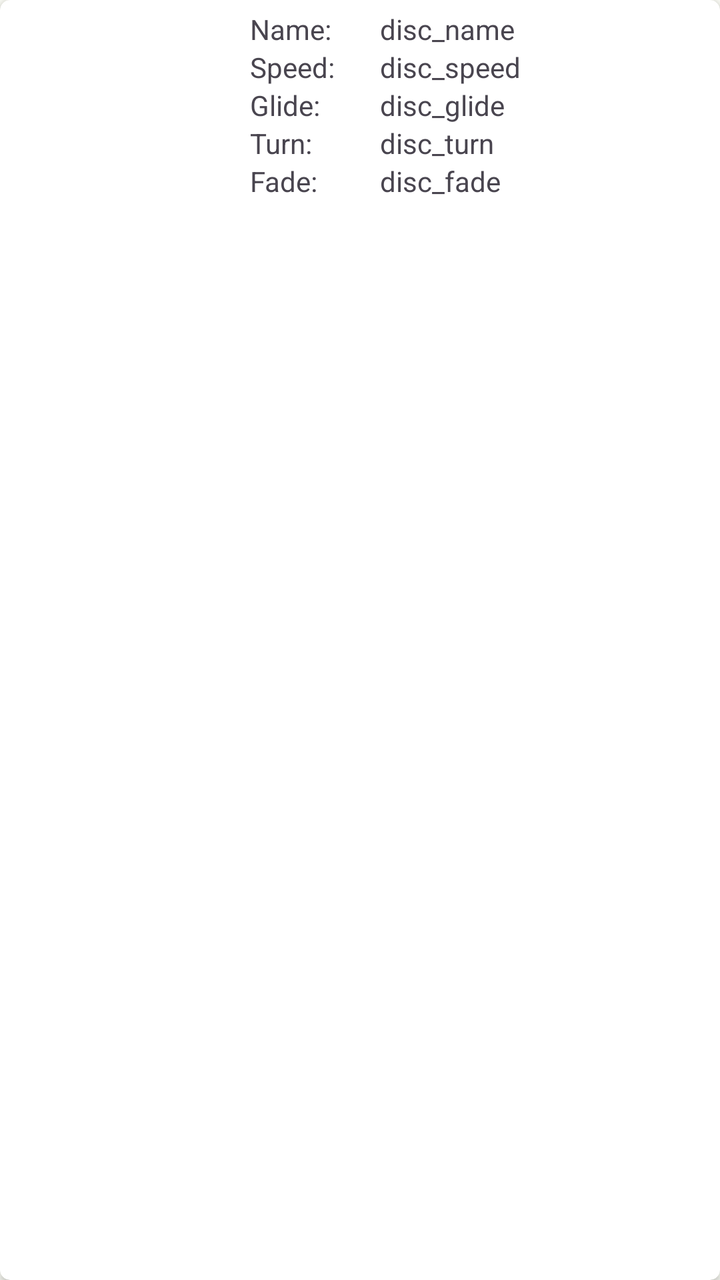
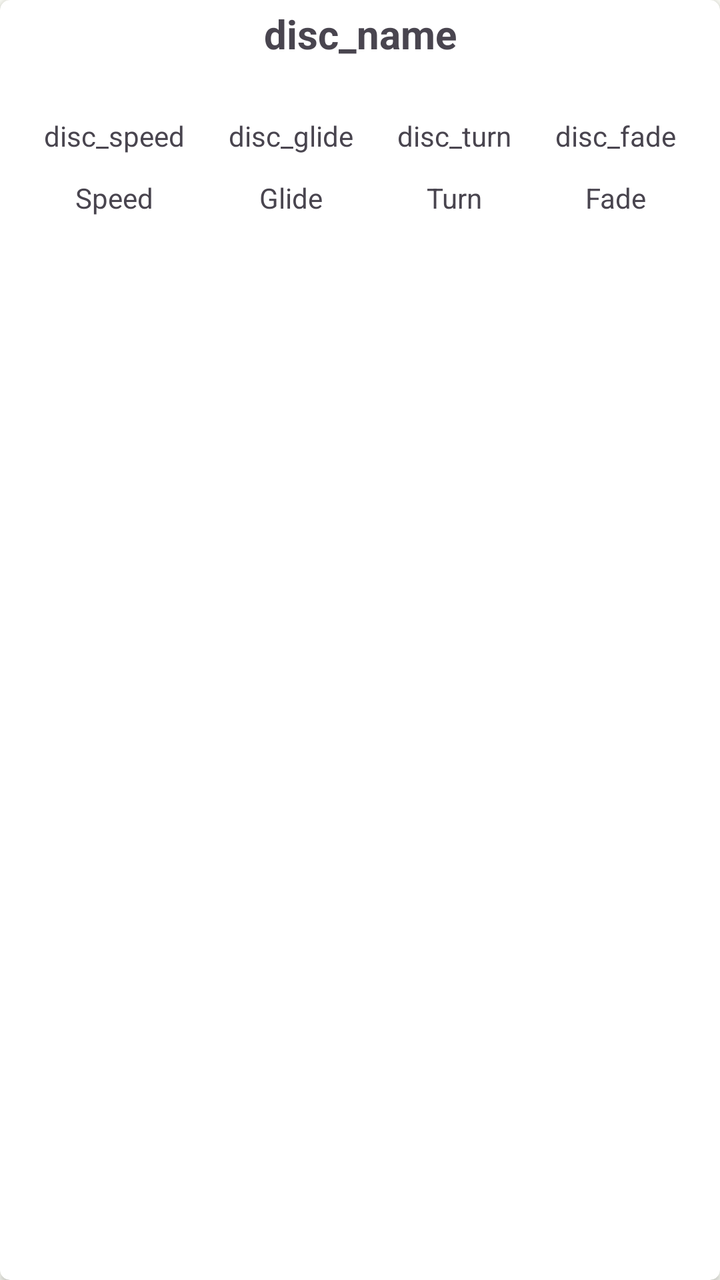

Two renders of the same Android screen: before a commit and after it. Below are the layout's source before the change and the commit's diff.
<!-- AndroidManifest.xml: application theme Theme.DiscgolfApp -->
<!-- res/layout/disc_list_item.xml -->
<?xml version="1.0" encoding="utf-8"?>
<androidx.cardview.widget.CardView xmlns:android="http://schemas.android.com/apk/res/android"
    xmlns:app="http://schemas.android.com/apk/res-auto"
    xmlns:tools="http://schemas.android.com/tools"
    android:layout_width="match_parent"
    android:layout_height="wrap_content"
    android:layout_margin="5dp"
    app:cardCornerRadius="5dp">

    <androidx.constraintlayout.widget.ConstraintLayout
        android:layout_width="407dp"
        android:layout_height="wrap_content">

        <TableLayout
            android:id="@+id/tableLayout"
            android:layout_width="157dp"
            android:layout_height="106dp"
            android:layout_margin="5dp"
            android:textAlignment="center"
            app:layout_constraintBottom_toBottomOf="parent"
            app:layout_constraintEnd_toEndOf="parent"
            app:layout_constraintHorizontal_bias="0.5"
            app:layout_constraintStart_toStartOf="parent"
            app:layout_constraintTop_toTopOf="parent">

            <TableRow
                android:layout_width="match_parent"
                android:layout_height="wrap_content">

                <TextView
                    android:id="@+id/textView"
                    android:layout_width="wrap_content"
                    android:layout_height="wrap_content"
                    android:text="@string/name" />

                <TextView
                    android:id="@+id/discNameTextView"
                    android:layout_width="81dp"
                    android:layout_height="wrap_content"
                    android:text="@string/disc_name" />

            </TableRow>

            <TableRow
                android:layout_width="197dp"
                android:layout_height="match_parent">

                <TextView
                    android:id="@+id/textView2"
                    android:layout_width="65dp"
                    android:layout_height="match_parent"
                    android:text="@string/speed" />

                <TextView
                    android:id="@+id/discSpeedTextView"
                    android:layout_width="wrap_content"
                    android:layout_height="wrap_content"
                    android:text="@string/disc_speed" />

            </TableRow>

            <TableRow
                android:layout_width="match_parent"
                android:layout_height="match_parent">

                <TextView
                    android:id="@+id/textView3"
                    android:layout_width="wrap_content"
                    android:layout_height="wrap_content"
                    android:text="@string/glide" />

                <TextView
                    android:id="@+id/discGlideTextView"
                    android:layout_width="wrap_content"
                    android:layout_height="wrap_content"
                    android:text="@string/disc_glide" />
            </TableRow>

            <TableRow
                android:layout_width="match_parent"
                android:layout_height="match_parent">

                <TextView
                    android:id="@+id/textView9"
                    android:layout_width="wrap_content"
                    android:layout_height="wrap_content"
                    android:text="@string/turn" />

                <TextView
                    android:id="@+id/discTurnTextView"
                    android:layout_width="wrap_content"
                    android:layout_height="wrap_content"
                    android:text="@string/disc_turn" />
            </TableRow>

            <TableRow
                android:layout_width="match_parent"
                android:layout_height="match_parent">

                <TextView
                    android:id="@+id/textView10"
                    android:layout_width="wrap_content"
                    android:layout_height="wrap_content"
                    android:text="@string/fade" />

                <TextView
                    android:id="@+id/discFadeTextView"
                    android:layout_width="wrap_content"
                    android:layout_height="wrap_content"
                    android:text="@string/disc_fade" />
            </TableRow>

        </TableLayout>
    </androidx.constraintlayout.widget.ConstraintLayout>
</androidx.cardview.widget.CardView>
<!-- resources referenced by this layout -->
<resources>
  <string name="disc_fade">disc_fade</string>
  <string name="disc_glide">disc_glide</string>
  <string name="disc_name">disc_name</string>
  <string name="disc_speed">disc_speed</string>
  <string name="disc_turn">disc_turn</string>
  <string name="fade">Fade:</string>
  <string name="glide">Glide:</string>
  <string name="name">Name:</string>
  <string name="speed">Speed:</string>
  <string name="turn">Turn:</string>
  <color name="md_theme_light_primary">#266C2B</color>
  <color name="md_theme_light_onPrimary">#FFFFFF</color>
  <color name="md_theme_light_primaryContainer">#AAF5A4</color>
  <color name="md_theme_light_onPrimaryContainer">#002204</color>
  <color name="md_theme_light_secondary">#52634F</color>
  <color name="md_theme_light_onSecondary">#FFFFFF</color>
  <color name="md_theme_light_secondaryContainer">#D5E8CF</color>
  <color name="md_theme_light_onSecondaryContainer">#101F10</color>
  <color name="md_theme_light_tertiary">#38656A</color>
  <color name="md_theme_light_onTertiary">#FFFFFF</color>
  <color name="md_theme_light_tertiaryContainer">#BCEBF1</color>
  <color name="md_theme_light_onTertiaryContainer">#001F23</color>
  <color name="md_theme_light_error">#BA1A1A</color>
  <color name="md_theme_light_errorContainer">#FFDAD6</color>
  <color name="md_theme_light_onError">#FFFFFF</color>
  <color name="md_theme_light_onErrorContainer">#410002</color>
  <color name="md_theme_light_background">#FCFDF6</color>
  <color name="md_theme_light_onBackground">#1A1C19</color>
  <color name="md_theme_light_surface">#FCFDF6</color>
  <color name="md_theme_light_onSurface">#1A1C19</color>
  <color name="md_theme_light_surfaceVariant">#DEE5D8</color>
  <color name="md_theme_light_onSurfaceVariant">#424940</color>
  <color name="md_theme_light_outline">#72796F</color>
  <color name="md_theme_light_inverseOnSurface">#F0F1EB</color>
  <color name="md_theme_light_inverseSurface">#2F312D</color>
  <color name="md_theme_light_inversePrimary">#8FD88A</color>
  <!-- unchanged entries left out for length: 1 -->
</resources>

<!-- the commit's change to res/layout/disc_list_item.xml (unified diff, before → after) -->
@@ -4,112 +4,114 @@
     xmlns:tools="http://schemas.android.com/tools"
     android:layout_width="match_parent"
     android:layout_height="wrap_content"
-    android:layout_margin="5dp"
+    android:layout_marginStart="20dp"
+    android:layout_marginTop="0dp"
+    android:layout_marginEnd="20dp"
+    android:layout_marginBottom="15dp"
     app:cardCornerRadius="5dp">
 
     <androidx.constraintlayout.widget.ConstraintLayout
-        android:layout_width="407dp"
-        android:layout_height="wrap_content">
+        android:layout_width="match_parent"
+        android:layout_height="120dp">
 
-        <TableLayout
-            android:id="@+id/tableLayout"
-            android:layout_width="157dp"
-            android:layout_height="106dp"
-            android:layout_margin="5dp"
-            android:textAlignment="center"
+        <TextView
+            android:id="@+id/discNameTextView"
+            android:layout_width="wrap_content"
+            android:layout_height="wrap_content"
+            android:text="@string/disc_name"
+            android:textSize="20sp"
+            android:textStyle="bold"
             app:layout_constraintBottom_toBottomOf="parent"
             app:layout_constraintEnd_toEndOf="parent"
+            app:layout_constraintStart_toStartOf="parent"
+            app:layout_constraintTop_toTopOf="parent"
+            app:layout_constraintVertical_bias="0.037" />
+
+        <TextView
+            android:id="@+id/discSpeedTextView"
+            android:layout_width="wrap_content"
+            android:layout_height="wrap_content"
+            android:layout_marginTop="28dp"
+            android:text="@string/disc_speed"
+            app:layout_constraintEnd_toStartOf="@+id/discGlideTextView"
             app:layout_constraintHorizontal_bias="0.5"
             app:layout_constraintStart_toStartOf="parent"
-            app:layout_constraintTop_toTopOf="parent">
+            app:layout_constraintTop_toBottomOf="@+id/discNameTextView" />
 
-            <TableRow
-                android:layout_width="match_parent"
-                android:layout_height="wrap_content">
+        <TextView
+            android:id="@+id/discGlideTextView"
+            android:layout_width="wrap_content"
+            android:layout_height="wrap_content"
+            android:text="@string/disc_glide"
+            app:layout_constraintEnd_toStartOf="@+id/discTurnTextView"
+            app:layout_constraintHorizontal_bias="0.5"
+            app:layout_constraintStart_toEndOf="@+id/discSpeedTextView"
+            app:layout_constraintTop_toTopOf="@+id/discSpeedTextView" />
 
-                <TextView
-                    android:id="@+id/textView"
-                    android:layout_width="wrap_content"
-                    android:layout_height="wrap_content"
-                    android:text="@string/name" />
+        <TextView
+            android:id="@+id/discTurnTextView"
+            android:layout_width="wrap_content"
+            android:layout_height="wrap_content"
+            android:text="@string/disc_turn"
+            app:layout_constraintEnd_toStartOf="@+id/discFadeTextView"
+            app:layout_constraintHorizontal_bias="0.5"
+            app:layout_constraintStart_toEndOf="@+id/discGlideTextView"
+            app:layout_constraintTop_toTopOf="@+id/discGlideTextView" />
 
-                <TextView
-                    android:id="@+id/discNameTextView"
-                    android:layout_width="81dp"
-                    android:layout_height="wrap_content"
-                    android:text="@string/disc_name" />
+        <TextView
+            android:id="@+id/discFadeTextView"
+            android:layout_width="wrap_content"
+            android:layout_height="wrap_content"
+            android:text="@string/disc_fade"
+            app:layout_constraintEnd_toEndOf="parent"
+            app:layout_constraintHorizontal_bias="0.5"
+            app:layout_constraintStart_toEndOf="@+id/discTurnTextView"
+            app:layout_constraintTop_toTopOf="@+id/discTurnTextView" />
 
-            </TableRow>
+        <TextView
+            android:id="@+id/textView2"
+            android:layout_width="wrap_content"
+            android:layout_height="wrap_content"
+            android:text="@string/speed"
+            app:layout_constraintEnd_toEndOf="@+id/discSpeedTextView"
+            app:layout_constraintHorizontal_bias="0.5"
+            app:layout_constraintStart_toStartOf="@+id/discSpeedTextView"
+            app:layout_constraintTop_toTopOf="@+id/textView3" />
 
-            <TableRow
-                android:layout_width="197dp"
-                android:layout_height="match_parent">
+        <TextView
+            android:id="@+id/textView9"
+            android:layout_width="wrap_content"
+            android:layout_height="wrap_content"
+            android:text="@string/turn"
+            app:layout_constraintEnd_toEndOf="@+id/discTurnTextView"
+            app:layout_constraintHorizontal_bias="0.5"
+            app:layout_constraintStart_toStartOf="@+id/discTurnTextView"
+            app:layout_constraintTop_toTopOf="@+id/textView10" />
 
-                <TextView
-                    android:id="@+id/textView2"
-                    android:layout_width="65dp"
-                    android:layout_height="match_parent"
-                    android:text="@string/speed" />
+        <TextView
+            android:id="@+id/textView10"
+            android:layout_width="wrap_content"
+            android:layout_height="wrap_content"
+            android:layout_marginTop="12dp"
+            android:text="@string/fade"
+            app:layout_constraintEnd_toEndOf="@+id/discFadeTextView"
+            app:layout_constraintHorizontal_bias="0.5"
+            app:layout_constraintStart_toStartOf="@+id/discFadeTextView"
+            app:layout_constraintTop_toBottomOf="@+id/discFadeTextView" />
 
-                <TextView
-                    android:id="@+id/discSpeedTextView"
-                    android:layout_width="wrap_content"
-                    android:layout_height="wrap_content"
-                    android:text="@string/disc_speed" />
+        <TextView
+            android:id="@+id/textView3"
+            android:layout_width="wrap_content"
+            android:layout_height="wrap_content"
+            android:text="@string/glide"
+            app:layout_constraintEnd_toEndOf="@+id/discGlideTextView"
+            app:layout_constraintHorizontal_bias="0.5"
+            app:layout_constraintStart_toStartOf="@+id/discGlideTextView"
+            app:layout_constraintTop_toTopOf="@+id/textView9" />
 
-            </TableRow>
 
-            <TableRow
-                android:layout_width="match_parent"
-                android:layout_height="match_parent">
+        
 
-                <TextView
-                    android:id="@+id/textView3"
-                    android:layout_width="wrap_content"
-                    android:layout_height="wrap_content"
-                    android:text="@string/glide" />
 
-                <TextView
-                    android:id="@+id/discGlideTextView"
-                    android:layout_width="wrap_content"
-                    android:layout_height="wrap_content"
-                    android:text="@string/disc_glide" />
-            </TableRow>
-
-            <TableRow
-                android:layout_width="match_parent"
-                android:layout_height="match_parent">
-
-                <TextView
-                    android:id="@+id/textView9"
-                    android:layout_width="wrap_content"
-                    android:layout_height="wrap_content"
-                    android:text="@string/turn" />
-
-                <TextView
-                    android:id="@+id/discTurnTextView"
-                    android:layout_width="wrap_content"
-                    android:layout_height="wrap_content"
-                    android:text="@string/disc_turn" />
-            </TableRow>
-
-            <TableRow
-                android:layout_width="match_parent"
-                android:layout_height="match_parent">
-
-                <TextView
-                    android:id="@+id/textView10"
-                    android:layout_width="wrap_content"
-                    android:layout_height="wrap_content"
-                    android:text="@string/fade" />
-
-                <TextView
-                    android:id="@+id/discFadeTextView"
-                    android:layout_width="wrap_content"
-                    android:layout_height="wrap_content"
-                    android:text="@string/disc_fade" />
-            </TableRow>
-
-        </TableLayout>
     </androidx.constraintlayout.widget.ConstraintLayout>
 </androidx.cardview.widget.CardView>
<!-- resource entries referenced after the edit -->
@@ -5,11 +5,10 @@
   <string name="disc_name">disc_name</string>
   <string name="disc_speed">disc_speed</string>
   <string name="disc_turn">disc_turn</string>
-  <string name="fade">Fade:</string>
-  <string name="glide">Glide:</string>
-  <string name="name">Name:</string>
-  <string name="speed">Speed:</string>
-  <string name="turn">Turn:</string>
+  <string name="fade">Fade</string>
+  <string name="glide">Glide</string>
+  <string name="speed">Speed</string>
+  <string name="turn">Turn</string>
   <color name="md_theme_light_primary">#266C2B</color>
   <color name="md_theme_light_onPrimary">#FFFFFF</color>
   <color name="md_theme_light_primaryContainer">#AAF5A4</color>
